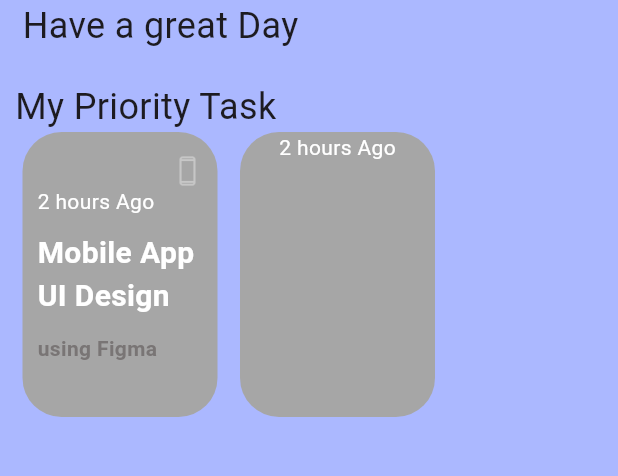
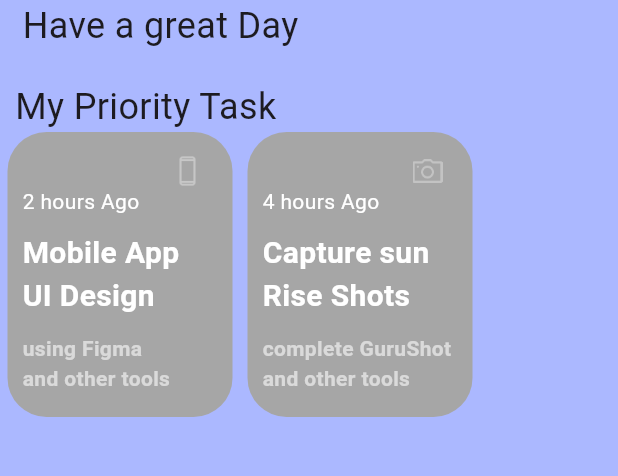
Before and after one commit to SoftwareDeveloper-flutter/note_app_3, a Flutter app: the HomeScreen screen opened directly, on a phone screen of 412 x 824 dp, the part 150-626 px from its top. Run offline on Flutter 3.47's test engine with Material 3 defaults, Android fonts, the phone set to English and light mode, and no system bars.

Commit message:
updated work

```diff
--- a/lib/screens/home_screen.dart
+++ b/lib/screens/home_screen.dart
@@ -48,9 +48,9 @@ class HomeScreen extends StatelessWidget{
         ),
          Row(
           children:[
-           const SizedBox(width:15),
+           const SizedBox(width:5),
             Container(
-              width: 130,
+              width: 150,
               height:190,
                decoration: BoxDecoration(
               color:const Color(0xFFA6A6A6),
@@ -90,23 +90,71 @@ class HomeScreen extends StatelessWidget{
               padding: EdgeInsets.only(top:10.0,left:10.0),
               child:Align(
                 alignment: Alignment.centerLeft,
-              child:Text("using Figma",style:TextStyle(fontSize:14,color:Color.fromARGB(255, 121, 117, 117),fontWeight:FontWeight.bold)),
+              child:Text("using Figma",style:TextStyle(fontSize:14,color:Color.fromRGBO(255, 255, 255, 0.58),fontWeight:FontWeight.bold)),
+              ),
+            ),
+              const Padding(
+              padding: EdgeInsets.only(top:0.0,left:10.0),
+              child:Align(
+                alignment: Alignment.centerLeft,
+              child:Text("and other tools",style:TextStyle(fontSize:14,color: Color.fromRGBO(255, 255, 255, 0.58),fontWeight:FontWeight.bold)),
               ),
             ),
           ],
       ),
             ),
-             const SizedBox(width:15),
+             const SizedBox(width:10),
               Container(
-              width: 130,
+              width: 150,
               height:190,
                decoration: BoxDecoration(
               color:const Color(0xFFA6A6A6),
         borderRadius: BorderRadius.circular(26),
       ),
-      child:const Column(
+      child: Column(
+
           children:[
-            Text("2 hours Ago",style:TextStyle(fontSize:14,color:Colors.white))
+              Padding(
+      padding: const EdgeInsets.only(top: 16.0,left:90.0),
+            child:Image.asset('assets/images/camera_icon.png',width:20,height:20),
+              ),
+            const Padding(
+      padding:  EdgeInsets.only(left:10.0),
+            child: Align(
+        alignment: Alignment.centerLeft,
+         child:Text("4 hours Ago",style:TextStyle(fontSize:14,color:Colors.white))
+            ),
+            ),
+              const Padding(
+      padding:  EdgeInsets.only(top:10.0,left:10.0),
+            child: Align(
+        alignment: Alignment.centerLeft,
+
+         child:Text("Capture sun",style:TextStyle(fontSize:20,color:Colors.white,fontWeight:FontWeight.bold)),
+            ),
+            ),
+              const Padding(
+      padding:  EdgeInsets.only(left:10.0),
+            child: Align(
+        alignment: Alignment.centerLeft,
+
+         child:Text("Rise Shots",style:TextStyle(fontSize:20,color:Colors.white,fontWeight:FontWeight.bold)),
+            ),
+            ),
+            const Padding(
+              padding: EdgeInsets.only(top:10.0,left:10.0),
+              child:Align(
+                alignment: Alignment.centerLeft,
+              child:Text("complete GuruShot",style:TextStyle(fontSize:14,color:Color.fromRGBO(255, 255, 255, 0.58),fontWeight:FontWeight.bold)),
+              ),
+            ),
+              const Padding(
+              padding: EdgeInsets.only(top:0.0,left:10.0),
+              child:Align(
+                alignment: Alignment.centerLeft,
+              child:Text("and other tools",style:TextStyle(fontSize:14,color: Color.fromRGBO(255, 255, 255, 0.58),fontWeight:FontWeight.bold)),
+              ),
+            ),
           ],
       ),
             ),
```
Also changed, not shown: assets/images/camera_icon.png (added).
